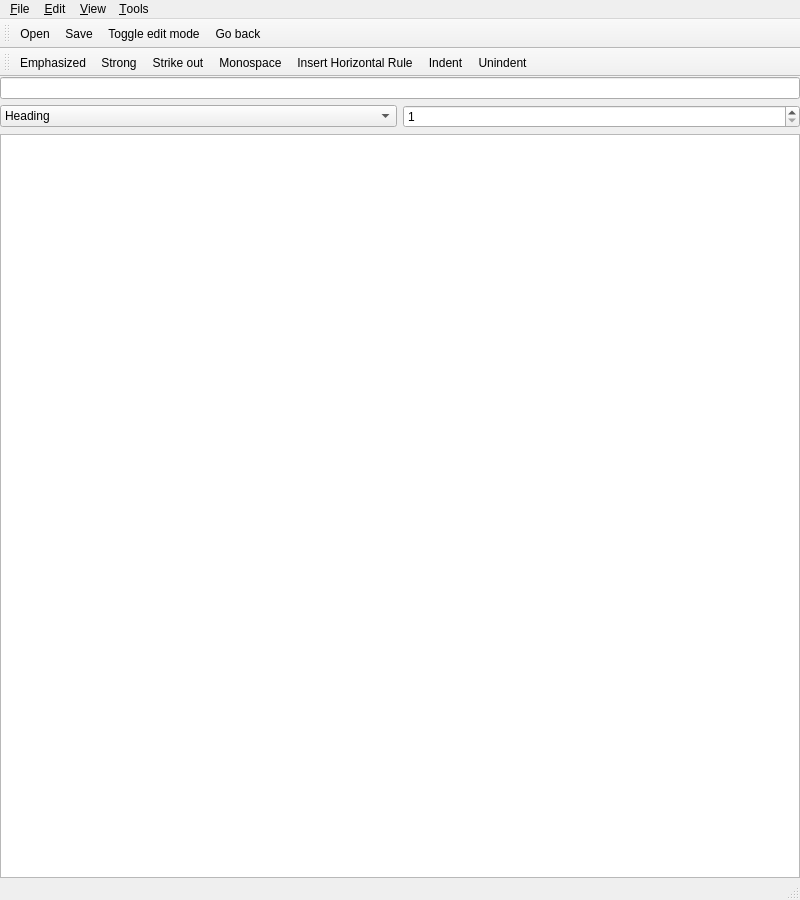
ec1oud/nettebook, file src/mainwindow.ui: the form before one commit.
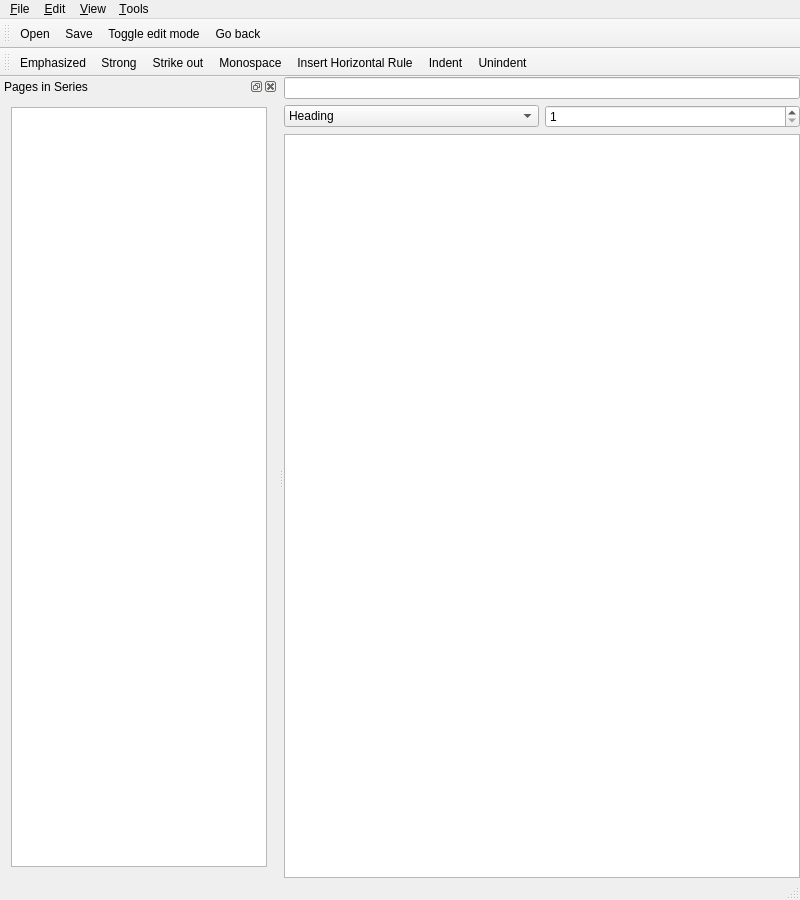
The form after the commit. Icons and pictures are not drawn. Custom widgets are drawn as their Qt base class.

Commit message:
nb: bring in thumbnail view and start introducing Page Series
A Page Series will simply be a series of pages linked together via IPLD
into a linked list.  It can be used to make presentations for example:
one file per slide, but be able to rearrange the order at any time.

Anyway I need a way to graphically manipulate the series, and this
thumbnail view/scene stuff I wrote for Taborca (to rearrange pages in
a PDF) might be a good start.

```diff
--- a/src/mainwindow.ui
+++ b/src/mainwindow.ui
@@ -197,6 +197,21 @@
    <addaction name="actionIndent"/>
    <addaction name="actionUnindent"/>
   </widget>
+  <widget class="QDockWidget" name="thumbnailsDock">
+   <property name="windowTitle">
+    <string>Pages in Series</string>
+   </property>
+   <attribute name="dockWidgetArea">
+    <number>1</number>
+   </attribute>
+   <widget class="QWidget" name="dockWidgetContents">
+    <layout class="QVBoxLayout" name="verticalLayout_2">
+     <item>
+      <widget class="ThumbnailView" name="thumbnailsView"/>
+     </item>
+    </layout>
+   </widget>
+  </widget>
   <action name="actionOpen">
    <property name="icon">
     <iconset theme="document-open" resource="resources/resources.qrc">
@@ -466,6 +481,11 @@
  </widget>
  <layoutdefault spacing="6" margin="11"/>
  <customwidgets>
+  <customwidget>
+   <class>ThumbnailView</class>
+   <extends>QGraphicsView</extends>
+   <header>thumbnailview.h</header>
+  </customwidget>
   <customwidget>
    <class>MarkdownBrowser</class>
    <extends>QTextBrowser</extends>
```
Left out of the diff: 14 changed lines with no effect on the pictures. The commit also changes 9 other files.
